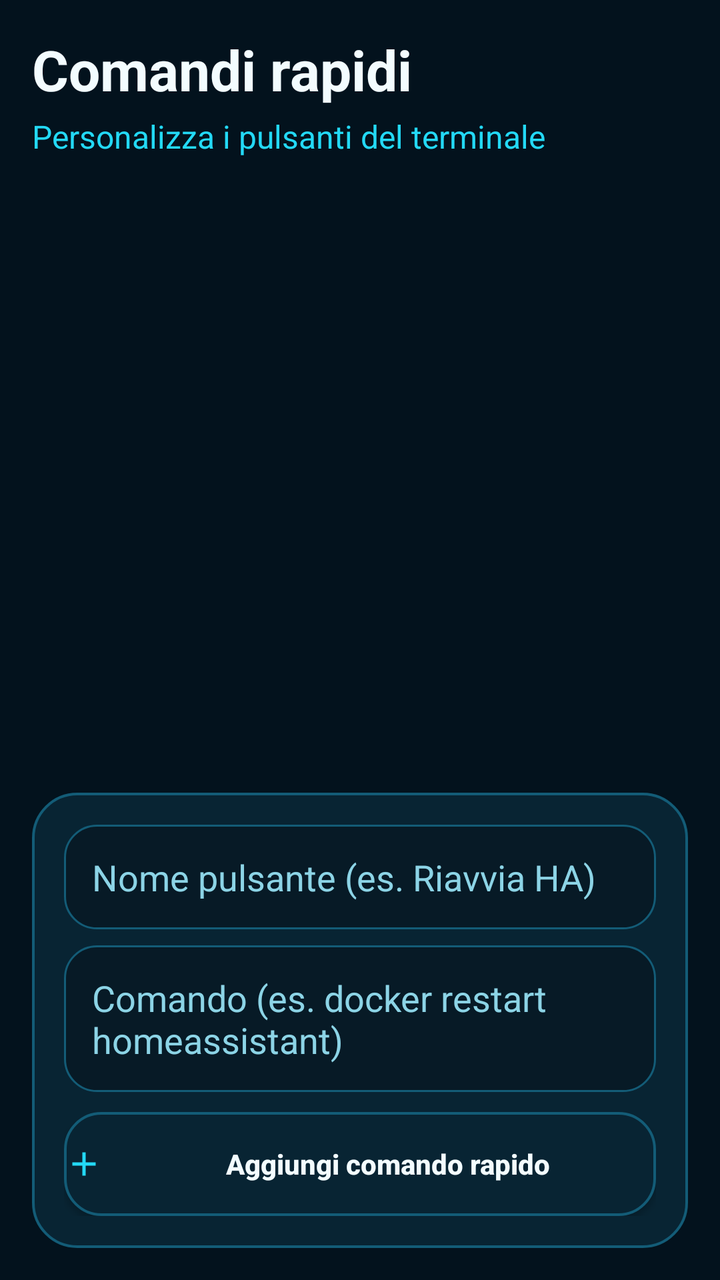
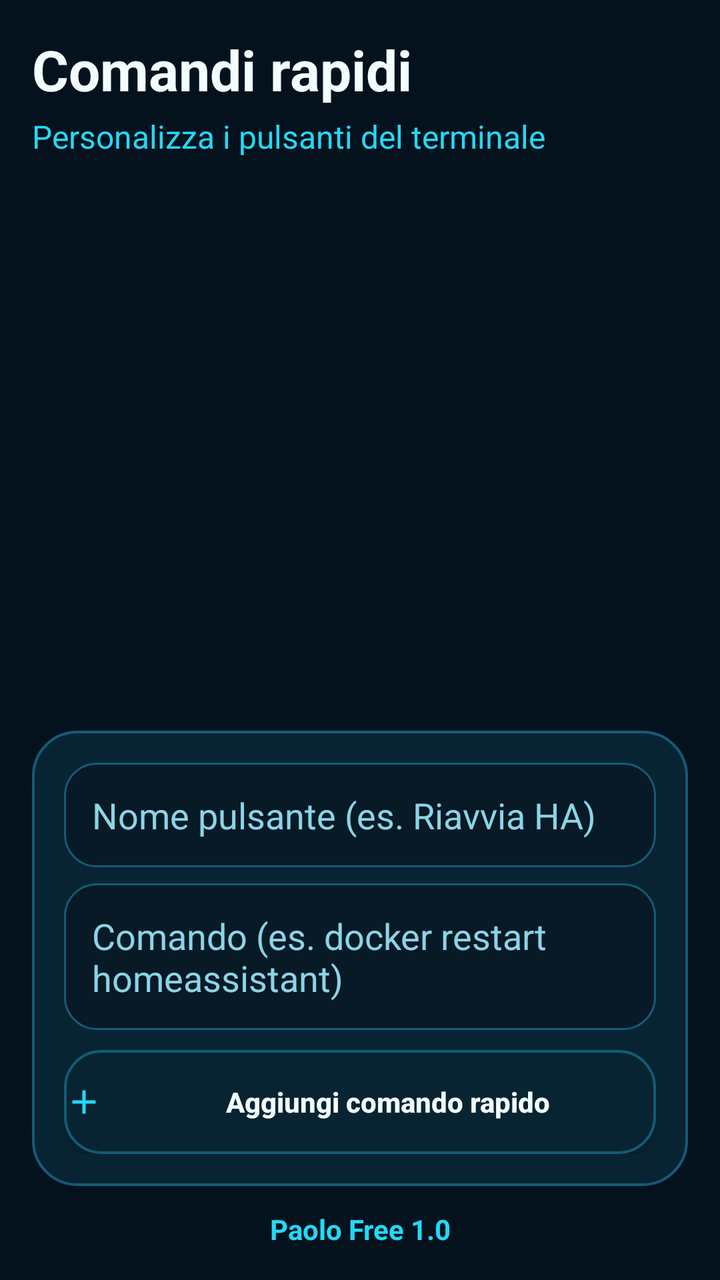

Compare the two renders of this Android layout. The source of the first and the diff that turns it into the second are given below.
<!-- AndroidManifest.xml: application theme Theme.SshTerminal -->
<!-- res/layout/activity_quick_commands.xml -->
<?xml version="1.0" encoding="utf-8"?>
<LinearLayout xmlns:android="http://schemas.android.com/apk/res/android"
    android:layout_width="match_parent"
    android:layout_height="match_parent"
    android:background="@color/matrix_bg"
    android:orientation="vertical"
    android:padding="16dp">

    <TextView
        android:layout_width="wrap_content"
        android:layout_height="wrap_content"
        android:text="Comandi rapidi"
        android:textColor="@color/matrix_text_primary"
        android:textSize="28sp"
        android:textStyle="bold" />

    <TextView
        android:layout_width="wrap_content"
        android:layout_height="wrap_content"
        android:layout_marginTop="4dp"
        android:text="Personalizza i pulsanti del terminale"
        android:textColor="@color/matrix_cyan"
        android:textSize="16sp" />

    <androidx.recyclerview.widget.RecyclerView
        android:id="@+id/recyclerCommands"
        android:layout_width="match_parent"
        android:layout_height="0dp"
        android:layout_weight="1"
        android:layout_marginTop="14dp" />

    <LinearLayout
        android:layout_width="match_parent"
        android:layout_height="wrap_content"
        android:layout_marginTop="12dp"
        android:background="@drawable/bg_card_matrix"
        android:orientation="vertical"
        android:padding="16dp">

        <EditText
            android:id="@+id/editLabel"
            android:layout_width="match_parent"
            android:layout_height="wrap_content"
            android:background="@drawable/bg_input_matrix"
            android:hint="Nome pulsante (es. Riavvia HA)"
            android:padding="14dp"
            android:textColor="@color/matrix_text_primary"
            android:textColorHint="@color/matrix_text_secondary" />

        <EditText
            android:id="@+id/editCommand"
            android:layout_width="match_parent"
            android:layout_height="wrap_content"
            android:layout_marginTop="8dp"
            android:background="@drawable/bg_input_matrix"
            android:hint="Comando (es. docker restart homeassistant)"
            android:padding="14dp"
            android:textColor="@color/matrix_text_primary"
            android:textColorHint="@color/matrix_text_secondary" />

        <Button
            android:id="@+id/buttonAdd"
            android:layout_width="match_parent"
            android:layout_height="52dp"
            android:layout_marginTop="10dp"
            android:background="@drawable/bg_button_matrix"
            android:drawableStart="@drawable/ic_matrix_add"
            android:drawablePadding="8dp"
            android:text="Aggiungi comando rapido"
            android:textAllCaps="false"
            android:textColor="@color/matrix_text_primary"
            android:textStyle="bold" />

        <Button
            android:id="@+id/buttonCancelEdit"
            android:layout_width="match_parent"
            android:layout_height="48dp"
            android:layout_marginTop="6dp"
            android:background="@drawable/bg_button_matrix_small"
            android:text="Annulla modifica"
            android:textAllCaps="false"
            android:textColor="@color/matrix_text_primary"
            android:visibility="gone" />

    </LinearLayout>

</LinearLayout>
<!-- resources referenced by this layout -->
<resources>
  <color name="matrix_bg">#03121D</color>
  <color name="matrix_cyan">#23D9F6</color>
  <color name="matrix_text_primary">#F3FCFF</color>
  <color name="matrix_text_secondary">#8CD4E6</color>
  <!-- drawable bg_button_matrix (drawable) -->
  <?xml version="1.0" encoding="utf-8"?>
  <selector xmlns:android="http://schemas.android.com/apk/res/android">
      <item android:state_pressed="true">
          <shape android:shape="rectangle">
              <solid android:color="@color/matrix_panel_alt" />
              <corners android:radius="18dp" />
              <stroke android:width="1.4dp" android:color="@color/matrix_cyan" />
          </shape>
      </item>
      <item>
          <shape android:shape="rectangle">
              <solid android:color="@color/matrix_panel" />
              <corners android:radius="18dp" />
              <stroke android:width="1.2dp" android:color="@color/matrix_border" />
          </shape>
      </item>
  </selector>
  <!-- drawable bg_button_matrix_small (drawable) -->
  <?xml version="1.0" encoding="utf-8"?>
  <selector xmlns:android="http://schemas.android.com/apk/res/android">
      <item android:state_pressed="true">
          <shape android:shape="rectangle">
              <solid android:color="@color/matrix_panel_alt" />
              <corners android:radius="14dp" />
              <stroke android:width="1.4dp" android:color="@color/matrix_cyan" />
          </shape>
      </item>
      <item>
          <shape android:shape="rectangle">
              <solid android:color="@color/matrix_panel" />
              <corners android:radius="14dp" />
              <stroke android:width="1.2dp" android:color="@color/matrix_border" />
          </shape>
      </item>
  </selector>
  <!-- drawable bg_card_matrix (drawable) -->
  <?xml version="1.0" encoding="utf-8"?>
  <shape xmlns:android="http://schemas.android.com/apk/res/android" android:shape="rectangle">
      <solid android:color="@color/matrix_panel" />
      <corners android:radius="22dp" />
      <stroke android:width="1.2dp" android:color="@color/matrix_border" />
  </shape>
  <!-- drawable bg_input_matrix (drawable) -->
  <?xml version="1.0" encoding="utf-8"?>
  <shape xmlns:android="http://schemas.android.com/apk/res/android" android:shape="rectangle">
      <solid android:color="#071A26" />
      <corners android:radius="16dp" />
      <stroke android:width="1dp" android:color="@color/matrix_border" />
      <padding android:left="14dp" android:top="12dp" android:right="14dp" android:bottom="12dp" />
  </shape>
  <!-- drawable ic_matrix_add (drawable) -->
  <vector xmlns:android="http://schemas.android.com/apk/res/android"
      android:width="20dp" android:height="20dp" android:viewportWidth="24" android:viewportHeight="24">
      <path android:fillColor="@color/matrix_cyan" android:pathData="M19,11H13V5h-2v6H5v2h6v6h2v-6h6z"/>
  </vector>
  <style name="Theme.SshTerminal" parent="Theme.MaterialComponents.DayNight.NoActionBar">
          <item name="colorPrimary">@color/matrix_panel</item>
          <item name="colorPrimaryVariant">@color/matrix_bg</item>
          <item name="colorSecondary">@color/matrix_cyan</item>
          <item name="android:statusBarColor">@color/matrix_bg</item>
          <item name="android:navigationBarColor">@color/matrix_bg</item>
      </style>
  <color name="matrix_panel_alt">#0A2B3D</color>
  <color name="matrix_panel">#082433</color>
  <color name="matrix_border">#135C77</color>
</resources>

<!-- the commit's change to res/layout/activity_quick_commands.xml (unified diff, before → after) -->
@@ -84,4 +84,14 @@
 
     </LinearLayout>
 
+    <TextView
+        android:layout_width="match_parent"
+        android:layout_height="wrap_content"
+        android:layout_marginTop="12dp"
+        android:gravity="center"
+        android:text="Paolo Free 1.0"
+        android:textColor="@color/matrix_cyan"
+        android:textSize="14sp"
+        android:textStyle="bold" />
+
 </LinearLayout>
